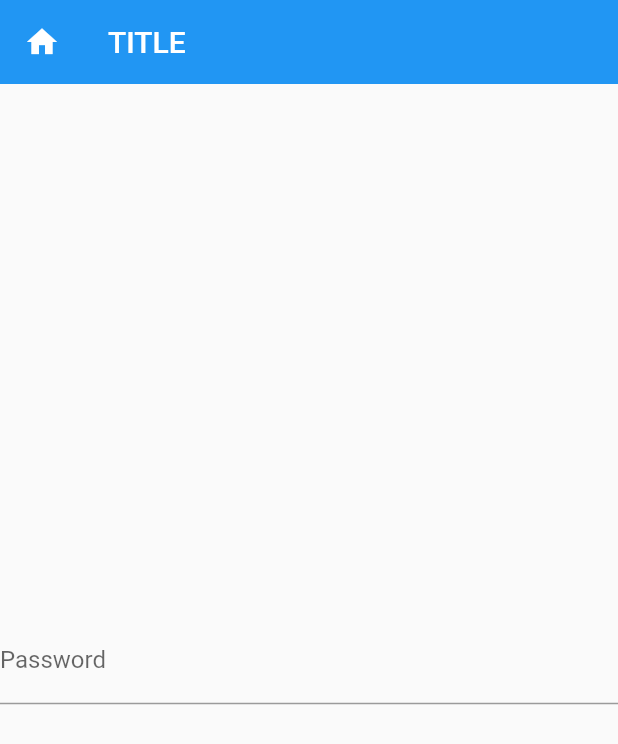
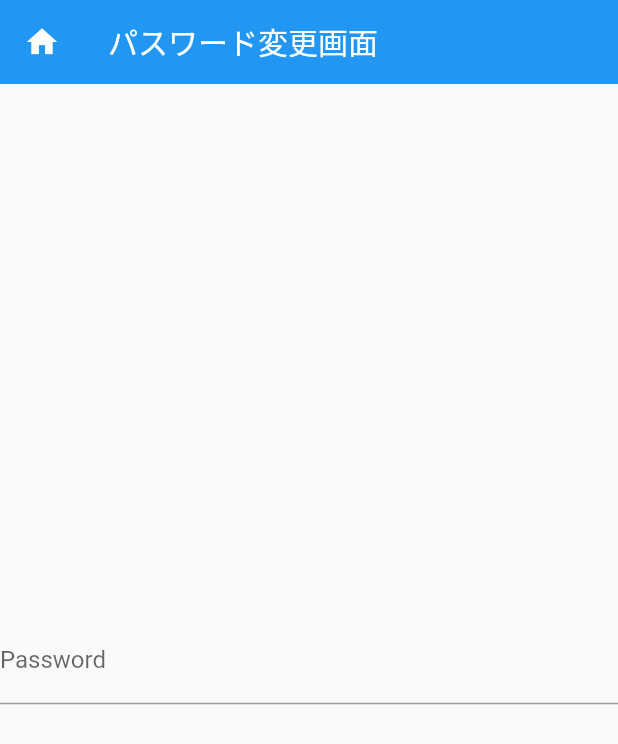
Before and after one commit to kazumaz/dama_app, a Flutter app: the PassWordSettingPage screen opened by its route, on a phone screen of 412 x 824 dp. Shown: the top 744 px of the screen. Run offline on Flutter 3.47's test engine with Material 2 defaults, Android fonts, the phone set to English and light mode, and no system bars; our stand-ins replace curved_navigation_bar, fl_chart, flutter_icons, percent_indicator; missing offline and left inert: ff_navigation_bar.

```diff
--- a/lib/view/PasswordSettingPage.dart
+++ b/lib/view/PasswordSettingPage.dart
@@ -19,7 +19,7 @@ class PassWordSettingPage extends StatelessWidget {
           ),
           backgroundColor: Theme.of(context).primaryColor,
           elevation: 0.0,
-          title: Text("TITLE"), //TODO タイトルを正しくする
+          title: Text("パスワード変更画面"), //TODO タイトルを正しくする
         ),
         body: Center(child: _passwordForm()),
       );
```
